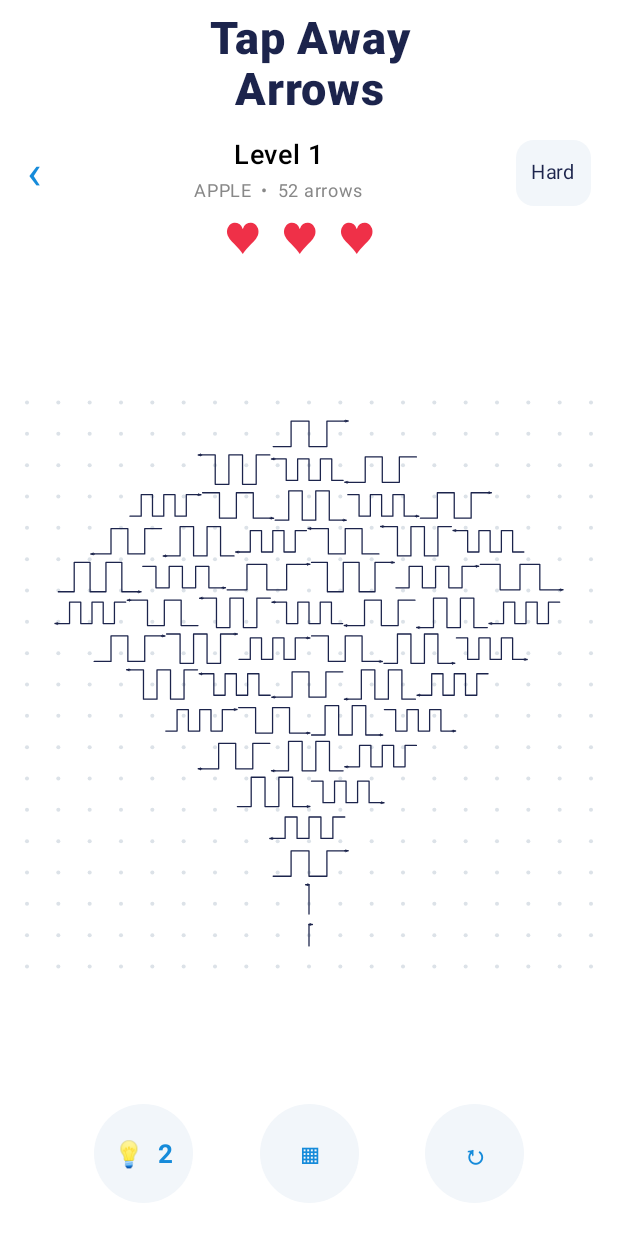
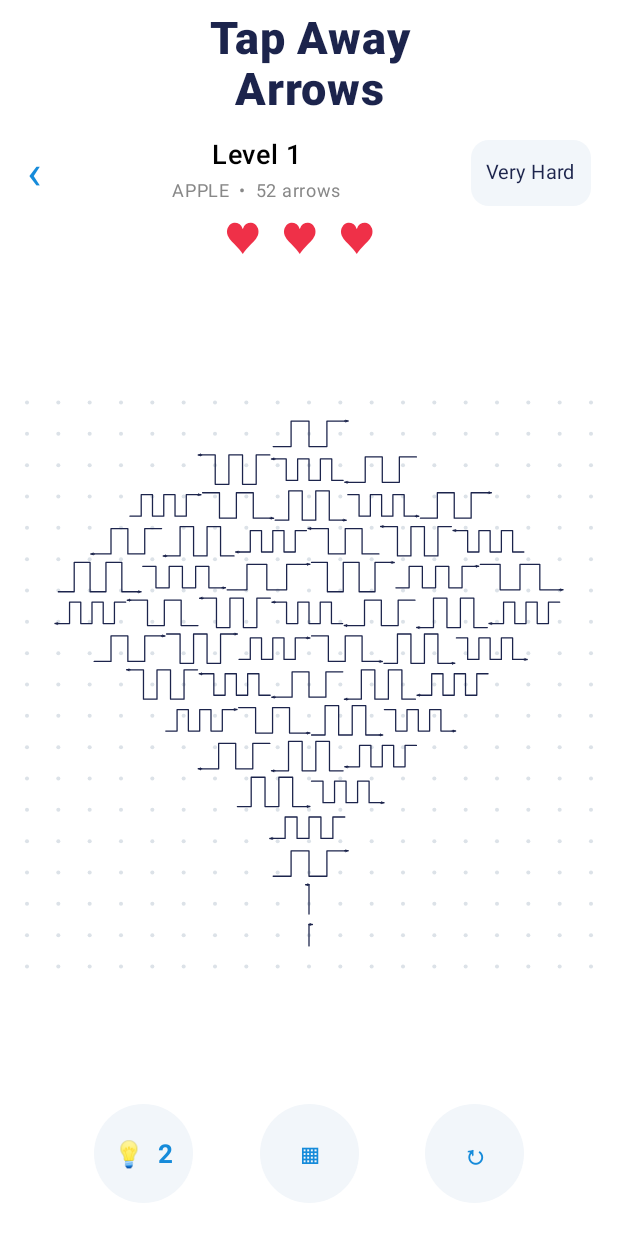
Before and after one commit to ajay5738564-droid/Red-Pull-Bike, an Android app built with Jetpack Compose: the screen it shows after launch (MainActivity), after a tap on "PLAY", on a phone screen of 412 x 824 dp. Run offline under Robolectric (Android 15) with nearby library versions, the phone set to English and light mode, and no system bars.

Commit message:
Keep all 500 levels at hard-or-higher difficulty

```diff
--- a/app/src/main/java/com/redpullbike/game/MainActivity.kt
+++ b/app/src/main/java/com/redpullbike/game/MainActivity.kt
@@ -127,7 +127,7 @@ private object Levels {
             }
             paths.addAll(pointsForRow)
         }
-        val diff=when(id){in 1..10->"Hard";in 11..50->"Very Hard";in 51..150->"Expert";in 151..300->"Master";else->"Extreme"}
+        val diff=when(id){in 1..50->"Very Hard";in 51..150->"Expert";in 151..300->"Master";else->"Extreme"}
         return PuzzleLevel(id,cols,rows,paths,diff,names[artIndex])
     }
 }
```
